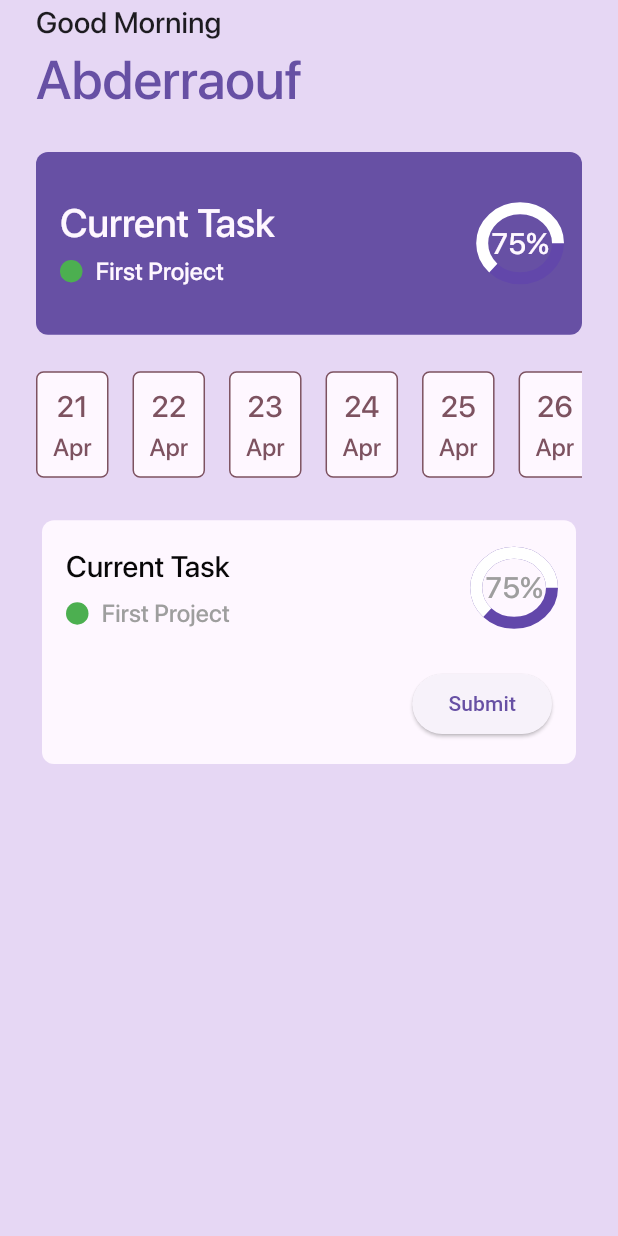
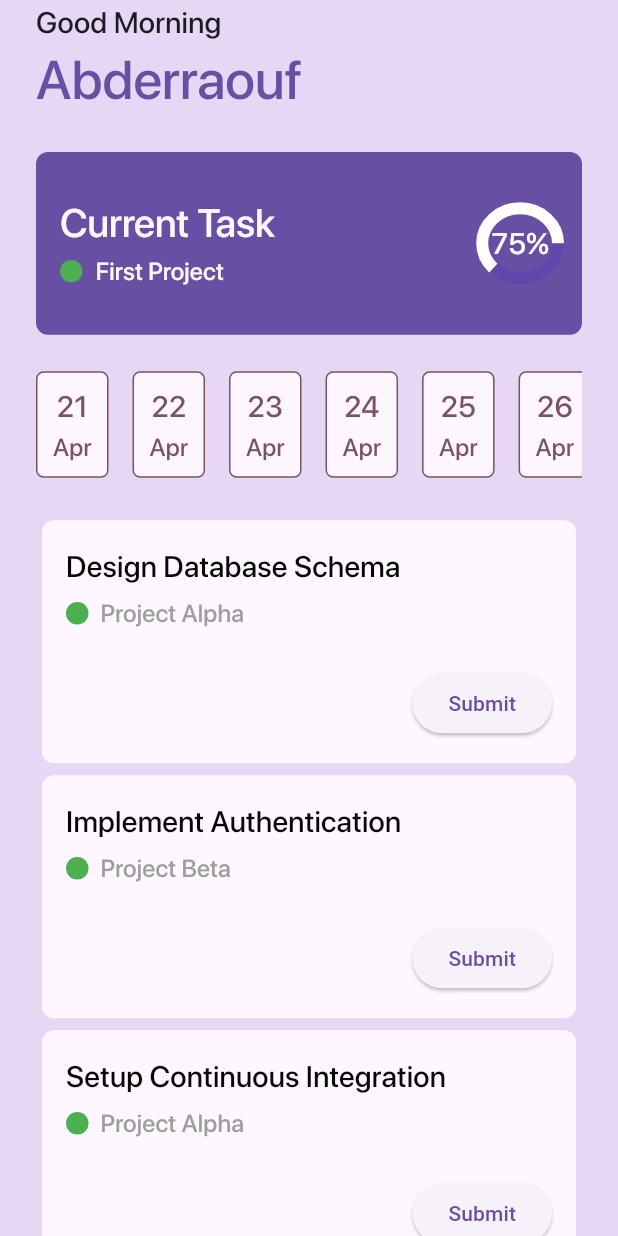
Before and after one commit to fatimaBenazzou/onsite, a Flutter app: the screen it shows after launch, on a phone screen of 412 x 824 dp. Run offline on Flutter 3.47's test engine with Material 3 defaults, Android fonts, the light colour scheme and no system bars; our stand-ins replace dio, flutter_screenutil.

Commit message:
tasks screen

```diff
--- a/lib/Features/Home/Presentation/view/HomeScreen.dart
+++ b/lib/Features/Home/Presentation/view/HomeScreen.dart
@@ -3,7 +3,9 @@ import 'package:flutter/widgets.dart';
 import 'package:onsite/Core/helpers/CustomBox.dart';
 import 'package:onsite/Core/theme/AppTheme.dart';
 import 'package:onsite/Features/Home/Presentation/view/widget/ProgresWidget.dart';
-
+import 'package:onsite/data/dummy_projects.dart';
+import 'package:onsite/data/dummy_tasks.dart';
+import 'package:onsite/widgets/tasks_list.dart';
 import 'widget/CurrentTaskWidget.dart';
 import 'widget/DateItemListView.dart';
 
@@ -17,6 +19,7 @@ class HomeScreen extends StatelessWidget {
       body: Padding(
         padding: const EdgeInsets.symmetric(horizontal: 24),
         child: SafeArea(
+          child: SingleChildScrollView(
             child: Column(
               crossAxisAlignment: CrossAxisAlignment.start,
               children: [
@@ -37,7 +40,11 @@ class HomeScreen extends StatelessWidget {
                 verticalBox(24),
                 const DateItemListView(),
                 verticalBox(24),
-              SizedBox(
+                // TasksList()
+                ...dummyTasks.map((task) {
+                  final project = dummyProjects
+                      .firstWhere((project) => project.id == task.projectId);
+                  return SizedBox(
                     width: double.infinity,
                     child: Card(
                       elevation: 0,
@@ -57,22 +64,22 @@ class HomeScreen extends StatelessWidget {
                                   crossAxisAlignment: CrossAxisAlignment.start,
                                   children: [
                                     Text(
-                                  'Current Task',
+                                      task.name,
                                       style: Theme.of(context)
                                           .textTheme
                                           .titleMedium!
                                           .copyWith(color: AppColors.typoColor),
                                     ),
-                                verticalBox(4),
+                                    SizedBox(height: 4),
                                     Row(
                                       children: [
                                         const CircleAvatar(
                                           radius: 7.5,
                                           backgroundColor: Colors.green,
                                         ),
-                                    horizontalBox(8),
+                                        SizedBox(width: 8),
                                         Text(
-                                      'First Project',
+                                          project.name,
                                           style: Theme.of(context)
                                               .textTheme
                                               .titleSmall!
@@ -82,21 +89,22 @@ class HomeScreen extends StatelessWidget {
                                     ),
                                   ],
                                 ),
-                            const Spacer(),
-                            const ProgresWidget(mode: 'colored'),
+
                               ],
                             ),
-                        verticalBox(24),
+                            SizedBox(height: 24),
                             ElevatedButton(
                               onPressed: () {},
-                          child: Text('Submit'),
+                              child: const Text('Submit'),
                             )
                           ],
                         ),
                       ),
                     ),
+                  );
+                }).toList(),
+              ],
             ),
-            ],
           ),
         ),
       ),
--- /dev/null
+++ b/lib/data/dummy_projects.dart
@@ -0,0 +1,20 @@
+import 'package:onsite/models/project.dart';
+
+final List<Project> dummyProjects = [
+  const Project(
+    id: '101',
+    name: 'Project Alpha',
+  ),
+  const Project(
+    id: '102',
+    name: 'Project Beta',
+  ),
+  const Project(
+    id: '103',
+    name: 'Project Gamma',
+  ),
+  const Project(
+    id: '104',
+    name: 'Project Delta',
+  ),
+];
--- /dev/null
+++ b/lib/data/dummy_tasks.dart
@@ -0,0 +1,69 @@
+import 'package:flutter/material.dart';
+import 'package:onsite/models/task.dart';
+
+final List<Task> dummyTasks = [
+  Task(
+    id: '1',
+    name: 'Design Database Schema',
+    projectId: '101',
+    status: Status.pending,
+    validationType: ValidationType.file,
+    endTime: DateTime(2024, 5, 10, 18, 0),
+    startTime: DateTime(2024, 5, 10, 9, 0),
+    deadline: DateTime(2024, 5, 20),
+  ),
+  Task(
+    id: '2',
+    name: 'Implement Authentication',
+    projectId: '102',
+    color: Colors.blue,
+    status: Status.done,
+    validationType: ValidationType.picture,
+    endTime: DateTime(2024, 5, 15, 17, 0),
+    startTime: DateTime(2024, 5, 14, 8, 30),
+    deadline: DateTime(2024, 5, 18),
+  ),
+  Task(
+    id: '3',
+    name: 'Setup Continuous Integration',
+    projectId: '101',
+    color: Colors.red,
+    status: Status.pending,
+    validationType: ValidationType.none,
+    endTime: DateTime(2024, 6, 1, 16, 0),
+    startTime: DateTime(2024, 5, 31, 10, 0),
+    deadline: DateTime(2024, 6, 5),
+  ),
+  Task(
+    id: '4',
+    name: 'Design Database Schema',
+    projectId: '101',
+    status: Status.pending,
+    validationType: ValidationType.file,
+    endTime: DateTime(2024, 5, 10, 18, 0),
+    startTime: DateTime(2024, 5, 10, 9, 0),
+    deadline: DateTime(2024, 5, 20),
+  ),
+  Task(
+    id: '5',
+    name: 'Implement Authentication',
+    projectId: '102',
+    color: Colors.blue,
+    status: Status.done,
+    validationType: ValidationType.picture,
+    endTime: DateTime(2024, 5, 15, 17, 0),
+    startTime: DateTime(2024, 5, 14, 8, 30),
+    deadline: DateTime(2024, 5, 18),
+  ),
+  Task(
+    id: '6',
+    name: 'Setup Continuous Integration',
+    projectId: '101',
+    color: Colors.red,
+    status: Status.pending,
+    validationType: ValidationType.none,
+    endTime: DateTime(2024, 6, 1, 16, 0),
+    startTime: DateTime(2024, 5, 31, 10, 0),
+    deadline: DateTime(2024, 6, 5),
+  ),
+];
--- a/lib/main.dart
+++ b/lib/main.dart
@@ -1,7 +1,7 @@
 import 'package:flutter/material.dart';
 import 'package:onsite/Core/Routing/AppRouter.dart';
+import 'package:onsite/Core/theme/AppTheme.dart';
 import 'package:onsite/Features/Home/Presentation/view/HomeScreen.dart';
-import 'package:onsite/Core/theme/AppTheme.dart';
 import 'package:flutter_screenutil/flutter_screenutil.dart';
 
 void main() {
--- /dev/null
+++ b/lib/models/project.dart
@@ -0,0 +1,11 @@
+import 'package:flutter/material.dart';
+
+class Project {
+  const Project({
+    required this.id,
+    required this.name,
+  });
+
+  final String id;
+  final String name;
+}
--- /dev/null
+++ b/lib/models/task.dart
@@ -0,0 +1,29 @@
+import 'package:flutter/material.dart';
+
+class Task {
+  const Task({
+    required this.id,
+    required this.name,
+    required this.projectId,
+    this.color = Colors.green,
+    required this.status,
+    required this.validationType,
+    required this.endTime,
+    required this.startTime,
+    required this.deadline,
+  });
+
+  final String id;
+  final String name;
+  final String projectId;
+  final Color color;
+  final Status status;
+  final ValidationType validationType;
+  final DateTime endTime;
+  final DateTime startTime;
+  final DateTime deadline;
+}
+
+enum Status { pending, done }
+
+enum ValidationType { file, picture, none }
```
Also changed, not shown: lib/widgets/tasks_list.dart (added, +84 -0 lines). Lines whose indentation alone changed are shown as unchanged.
